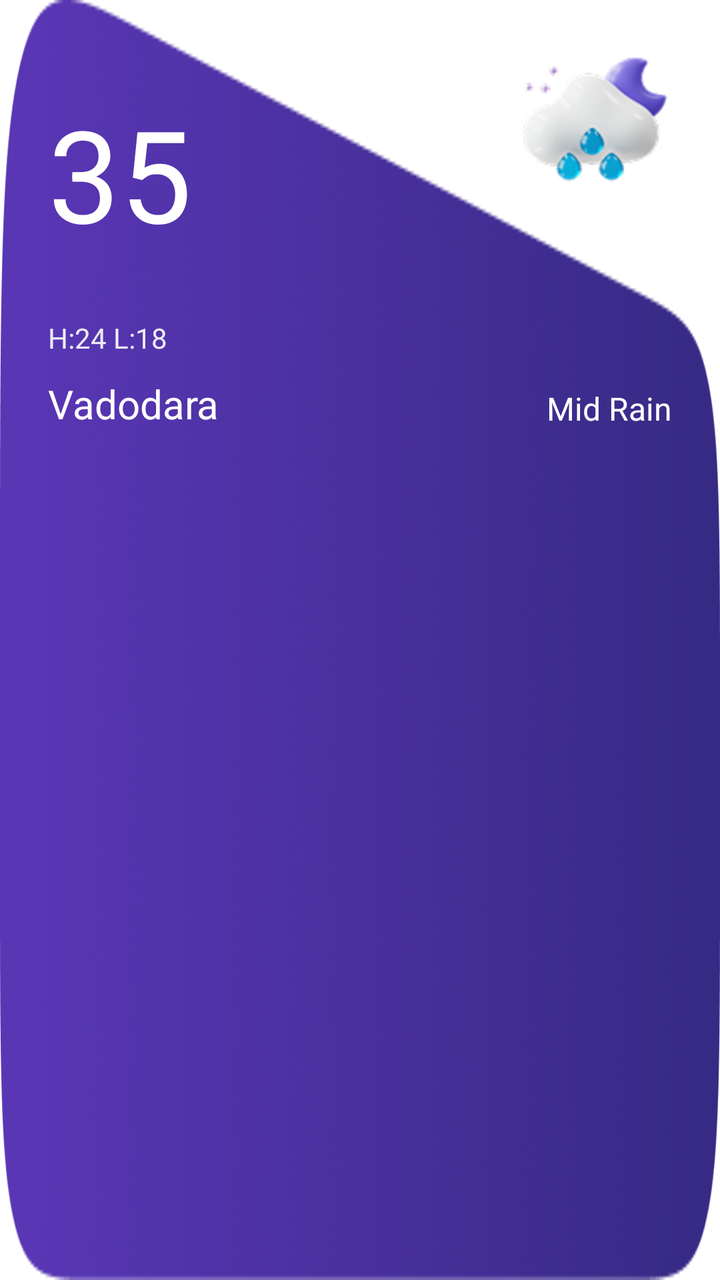
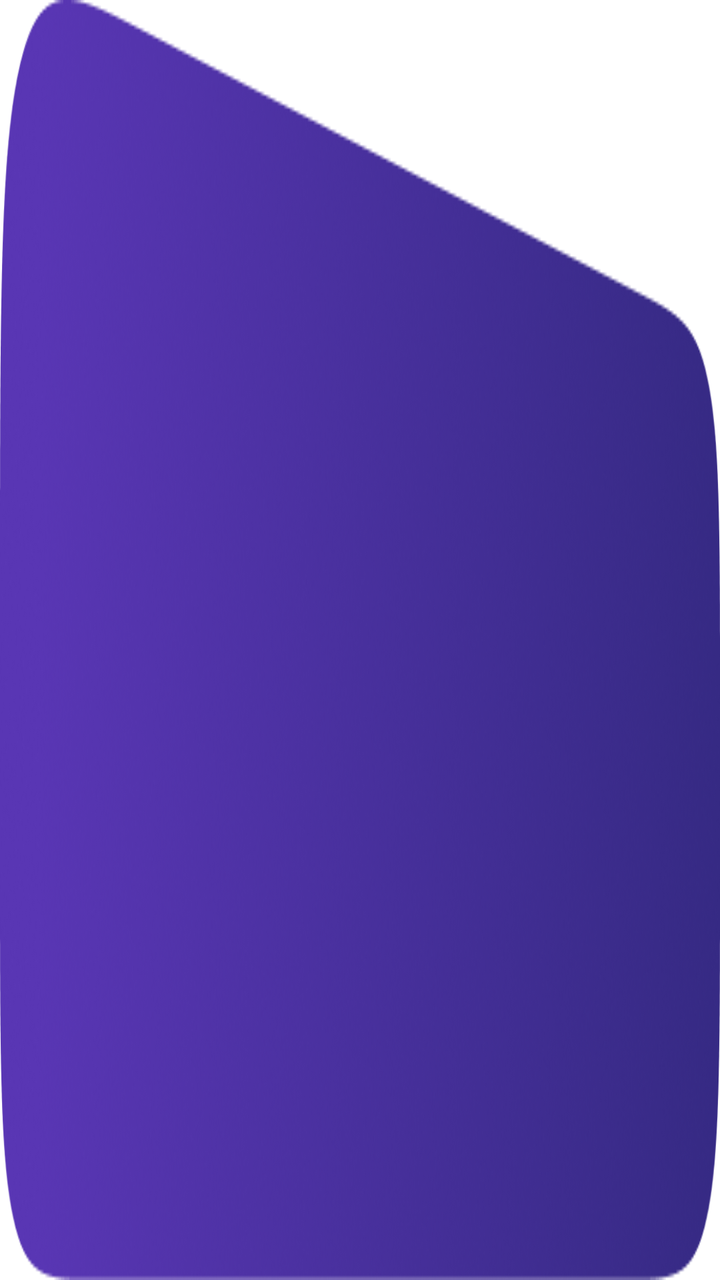

An Android layout rendered at two revisions. The XML below is the earlier revision; the diff shows what the commit changed to produce the second picture.
<!-- AndroidManifest.xml: application theme Theme.WeatherApp -->
<!-- res/layout/item_search_city.xml -->
<?xml version="1.0" encoding="utf-8"?>
<androidx.constraintlayout.widget.ConstraintLayout xmlns:android="http://schemas.android.com/apk/res/android"
    android:layout_width="match_parent"
    android:layout_height="240dp"
    android:layout_marginHorizontal="20dp"
    android:layout_marginVertical="12dp"
    android:padding="24dp"
    android:background="@drawable/weather_search_view"
    xmlns:app="http://schemas.android.com/apk/res-auto">

    <ImageView
        android:layout_width="80dp"
        android:layout_height="80dp"
        app:layout_constraintTop_toTopOf="parent"
        app:layout_constraintEnd_toEndOf="parent"
        android:id="@+id/ivTemperature"
        android:src="@drawable/ic_moon_cloud_mid_rain"/>
    <RelativeLayout
        android:layout_width="match_parent"
        android:layout_height="wrap_content"
        app:layout_constraintStart_toStartOf="parent"
        app:layout_constraintTop_toTopOf="parent"
        app:layout_constraintEnd_toEndOf="parent">
        <TextView
            android:layout_width="wrap_content"
            android:layout_height="wrap_content"
            android:id="@+id/tvTemperature"
            android:text="35"
            android:layout_marginTop="20dp"
            android:textColor="@android:color/white"
            android:textSize="64sp" />



        <RelativeLayout
            android:layout_width="match_parent"
            android:layout_height="wrap_content"
            android:layout_below="@+id/tvTemperature"
            android:layout_alignParentBottom="true"
            android:layout_marginTop="30dp"
            android:orientation="vertical">
            <TextView
                android:layout_width="wrap_content"
                android:layout_height="wrap_content"
                android:text="H:24 L:18"
                android:id="@+id/tvCardHighLow"
                android:textColor="#EBEBF5"
                android:textSize="14sp"
                android:textAllCaps="false"/>
                <TextView
                    android:layout_width="wrap_content"
                    android:layout_height="wrap_content"
                    android:id="@+id/tvCity"
                    android:text="Vadodara"
                    android:layout_marginTop="10dp"
                    android:layout_below="@+id/tvCardHighLow"
                    android:textColor="@android:color/white"
                    android:textSize="20sp"/>
                <TextView
                    android:layout_width="wrap_content"
                    android:layout_height="wrap_content"
                    android:id="@+id/tvWeatherDescription"
                    android:text="Mid Rain"
                    android:gravity="end"
                    android:textSize="16sp"
                    android:layout_marginTop="15dp"
                    android:layout_below="@+id/tvCardHighLow"
                    android:textColor="@android:color/white"
                    android:layout_alignParentEnd="true"/>
        </RelativeLayout>
    </RelativeLayout>


</androidx.constraintlayout.widget.ConstraintLayout>
<!-- resources referenced by this layout -->
<resources>
  <!-- drawable ic_moon_cloud_mid_rain: png bitmap (drawable, 10100 bytes) -->
  <!-- drawable weather_search_view: png bitmap (drawable, 251834 bytes) -->
  <style name="Theme.WeatherApp" parent="Theme.AppCompat.Light.NoActionBar">
          <item name="android:windowLightStatusBar">true</item>
          <item name="android:windowBackground">#FFFFFF</item>
          <item name="android:statusBarColor">#FFFFFF</item>
          <item name="android:navigationBarColor">#FFFFFF</item>
          <item name="android:colorAccent">#2196F3</item>
  
      </style>
</resources>

<!-- the commit's change to res/layout/item_search_city.xml (unified diff, before → after) -->
@@ -13,8 +13,7 @@
         android:layout_height="80dp"
         app:layout_constraintTop_toTopOf="parent"
         app:layout_constraintEnd_toEndOf="parent"
-        android:id="@+id/ivTemperature"
-        android:src="@drawable/ic_moon_cloud_mid_rain"/>
+        android:id="@+id/ivTemperature"/>
     <RelativeLayout
         android:layout_width="match_parent"
         android:layout_height="wrap_content"
@@ -25,7 +24,7 @@
             android:layout_width="wrap_content"
             android:layout_height="wrap_content"
             android:id="@+id/tvTemperature"
-            android:text="35"
+
             android:layout_marginTop="20dp"
             android:textColor="@android:color/white"
             android:textSize="64sp" />
@@ -42,7 +41,6 @@
             <TextView
                 android:layout_width="wrap_content"
                 android:layout_height="wrap_content"
-                android:text="H:24 L:18"
                 android:id="@+id/tvCardHighLow"
                 android:textColor="#EBEBF5"
                 android:textSize="14sp"
@@ -51,7 +49,6 @@
                     android:layout_width="wrap_content"
                     android:layout_height="wrap_content"
                     android:id="@+id/tvCity"
-                    android:text="Vadodara"
                     android:layout_marginTop="10dp"
                     android:layout_below="@+id/tvCardHighLow"
                     android:textColor="@android:color/white"
@@ -60,7 +57,6 @@
                     android:layout_width="wrap_content"
                     android:layout_height="wrap_content"
                     android:id="@+id/tvWeatherDescription"
-                    android:text="Mid Rain"
                     android:gravity="end"
                     android:textSize="16sp"
                     android:layout_marginTop="15dp"
<!-- resource entries referenced after the edit -->
@@ -1,6 +1,5 @@
 <!-- resources referenced by this layout -->
 <resources>
-  <!-- drawable ic_moon_cloud_mid_rain: png bitmap (drawable, 10100 bytes) -->
   <!-- drawable weather_search_view: png bitmap (drawable, 251834 bytes) -->
   <style name="Theme.WeatherApp" parent="Theme.AppCompat.Light.NoActionBar">
           <item name="android:windowLightStatusBar">true</item>
